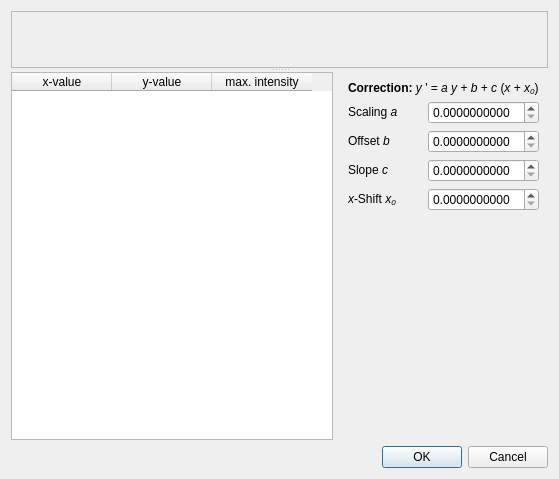
This is spectral/dataitemproperties.ui in hvennekate/data_element as Qt 5 draws it before an edit. The edited form follows.
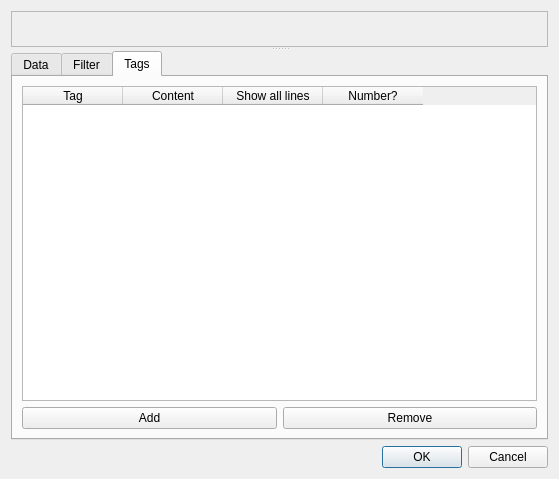
This is the edited form. The open tabs and pages were chosen to show the change. Custom widgets are drawn as their Qt base class.

Commit message:
DataItemProperties:  added descriptors
				ui	dry run	item
Edit descriptor name		ok	ok	ok
Edit descriptor content		ok	ok	ok
Make content multiline		ok	ok	ok
disable multiline		ok	ok	ok
Ambiguous descriptor name	ok	na	na
Text <-> number			ok	na	na
add descriptor			ok	ok
remove descriptor			ok	ok
remove main descriptor		ok	ok	na

dataChanged	ok (+Filter: ok +Tags: ok)
FilterChanged	ok (+Tags: ok)
check edit descriptor ok

Patch:
```diff
--- a/spectral/dataitemproperties.ui
+++ b/spectral/dataitemproperties.ui
@@ -30,6 +30,16 @@
      <widget class="QWidget" name="layoutWidget">
       <layout class="QHBoxLayout" name="horizontalLayout">
        <item>
+        <widget class="QTabWidget" name="tabWidget">
+         <property name="currentIndex">
+          <number>0</number>
+         </property>
+         <widget class="QWidget" name="tabWidgetPage1" native="true">
+          <attribute name="title">
+           <string>Data</string>
+          </attribute>
+          <layout class="QHBoxLayout" name="horizontalLayout_2">
+           <item>
         <widget class="QTableWidget" name="dataWidget">
          <property name="columnCount">
           <number>3</number>
@@ -51,85 +61,82 @@
          </column>
         </widget>
        </item>
-       <item>
-        <widget class="QWidget" name="correctionWidget" native="true">
+          </layout>
+         </widget>
+         <widget class="QWidget" name="tabWidgetPage2" native="true">
+          <attribute name="title">
+           <string>Filter</string>
+          </attribute>
          <layout class="QGridLayout" name="gridLayout">
-          <item row="2" column="0">
+           <item row="0" column="0" colspan="2">
+            <widget class="QLabel" name="formulaLabel">
+             <property name="font">
+              <font>
+               <pointsize>12</pointsize>
+              </font>
+             </property>
+             <property name="text">
+              <string>&lt;html&gt;&lt;head/&gt;&lt;body&gt;&lt;p&gt;&lt;span style=&quot; font-weight:600;&quot;&gt;Data filter:  &lt;/span&gt;&lt;span style=&quot; font-style:italic;&quot;&gt;y&lt;/span&gt; ' = &lt;span style=&quot; font-style:italic;&quot;&gt;a y&lt;/span&gt; + &lt;span style=&quot; font-style:italic;&quot;&gt;b&lt;/span&gt; + &lt;span style=&quot; font-style:italic;&quot;&gt;c&lt;/span&gt; (&lt;span style=&quot; font-style:italic;&quot;&gt;x&lt;/span&gt; + &lt;span style=&quot; font-style:italic;&quot;&gt;x&lt;/span&gt;&lt;span style=&quot; font-style:italic; vertical-align:sub;&quot;&gt;0&lt;/span&gt;)&lt;/p&gt;&lt;/body&gt;&lt;/html&gt;</string>
+             </property>
+            </widget>
+           </item>
+           <item row="1" column="0">
            <widget class="QLabel" name="scalingLabel">
             <property name="text">
              <string>Scaling &lt;i&gt; a&lt;/i&gt;</string>
             </property>
-            <property name="buddy">
-             <cstring>scalingValue</cstring>
+            </widget>
+           </item>
+           <item row="1" column="1">
+            <widget class="QDoubleSpinBox" name="scalingValue">
+             <property name="decimals">
+              <number>10</number>
             </property>
            </widget>
           </item>
-          <item row="3" column="0">
+           <item row="2" column="0">
            <widget class="QLabel" name="offsetLabel">
             <property name="text">
              <string>Offset &lt;i&gt;b&lt;/i&gt;</string>
             </property>
-            <property name="buddy">
-             <cstring>offsetValue</cstring>
-            </property>
-           </widget>
-          </item>
-          <item row="3" column="1">
+            </widget>
+           </item>
+           <item row="2" column="1">
            <widget class="QDoubleSpinBox" name="offsetValue">
             <property name="decimals">
              <number>10</number>
             </property>
            </widget>
           </item>
-          <item row="4" column="0">
+           <item row="3" column="0">
            <widget class="QLabel" name="slopeLabel">
             <property name="text">
              <string>Slope &lt;i&gt;c&lt;/i&gt;</string>
             </property>
-            <property name="buddy">
-             <cstring>slopeValue</cstring>
-            </property>
-           </widget>
-          </item>
-          <item row="4" column="1">
+            </widget>
+           </item>
+           <item row="3" column="1">
            <widget class="QDoubleSpinBox" name="slopeValue">
             <property name="decimals">
              <number>10</number>
             </property>
            </widget>
           </item>
-          <item row="5" column="0">
+           <item row="4" column="0">
            <widget class="QLabel" name="xShiftLabel">
             <property name="text">
              <string>&lt;i&gt;x&lt;/i&gt;-Shift &lt;i&gt;x&lt;sub&gt;0&lt;/sub&gt;&lt;/i&gt;</string>
             </property>
-            <property name="buddy">
-             <cstring>xShiftValue</cstring>
-            </property>
-           </widget>
-          </item>
-          <item row="5" column="1">
+            </widget>
+           </item>
+           <item row="4" column="1">
            <widget class="QDoubleSpinBox" name="xShiftValue">
             <property name="decimals">
              <number>10</number>
             </property>
            </widget>
           </item>
-          <item row="1" column="0" colspan="2">
-           <widget class="QLabel" name="formulaLabel">
-            <property name="text">
-             <string>&lt;b&gt;Correction:&lt;/b&gt; &lt;i&gt;y&lt;/i&gt; ' = &lt;i&gt;a y&lt;/i&gt; + &lt;i&gt;b&lt;/i&gt; + &lt;i&gt;c&lt;/i&gt; (&lt;i&gt;x&lt;/i&gt; + &lt;i&gt;x&lt;sub&gt;0&lt;/sub&gt;&lt;/i&gt;)</string>
-            </property>
-           </widget>
-          </item>
-          <item row="2" column="1">
-           <widget class="QDoubleSpinBox" name="scalingValue">
-            <property name="decimals">
-             <number>10</number>
-            </property>
-           </widget>
-          </item>
-          <item row="6" column="0">
+           <item row="5" column="0">
            <spacer name="verticalSpacer">
             <property name="orientation">
              <enum>Qt::Vertical</enum>
@@ -137,13 +144,63 @@
             <property name="sizeHint" stdset="0">
              <size>
               <width>20</width>
-              <height>40</height>
+               <height>139</height>
              </size>
             </property>
            </spacer>
           </item>
          </layout>
         </widget>
+         <widget class="QWidget" name="tabWidgetPage3" native="true">
+          <attribute name="title">
+           <string>Tags</string>
+          </attribute>
+          <layout class="QVBoxLayout" name="verticalLayout_2">
+           <item>
+            <widget class="QTableWidget" name="descriptorTable">
+             <column>
+              <property name="text">
+               <string>Tag</string>
+              </property>
+             </column>
+             <column>
+              <property name="text">
+               <string>Content</string>
+              </property>
+             </column>
+             <column>
+              <property name="text">
+               <string>Show all lines</string>
+              </property>
+             </column>
+             <column>
+              <property name="text">
+               <string>Number?</string>
+              </property>
+             </column>
+            </widget>
+           </item>
+           <item>
+            <layout class="QHBoxLayout" name="horizontalLayout_3">
+             <item>
+              <widget class="QPushButton" name="addDescriptorButton">
+               <property name="text">
+                <string>Add</string>
+               </property>
+              </widget>
+             </item>
+             <item>
+              <widget class="QPushButton" name="removeDescriptorButton">
+               <property name="text">
+                <string>Remove</string>
+               </property>
+              </widget>
+             </item>
+            </layout>
+           </item>
+          </layout>
+         </widget>
+        </widget>
        </item>
       </layout>
      </widget>
```
Left out of the diff: 131 changed lines with no effect on the pictures. Lines whose indentation alone changed are shown as unchanged. The commit also changes 9 other files.
